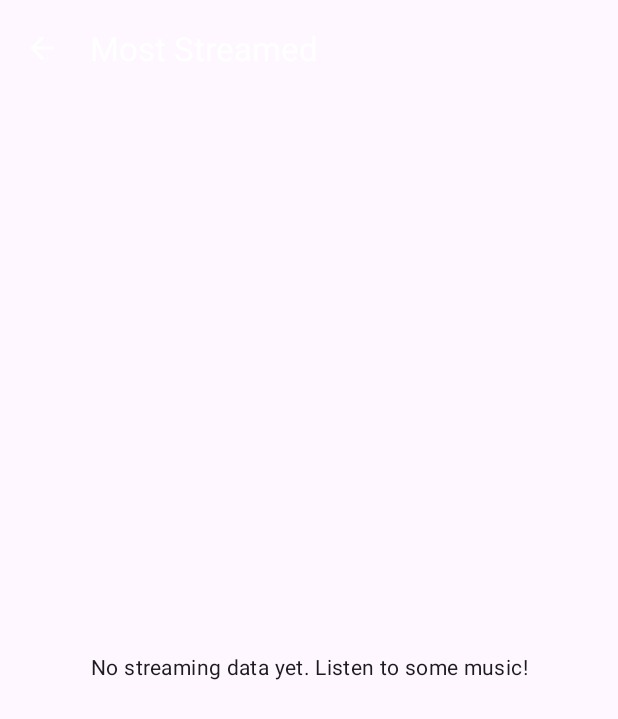
After one commit to loicngr/MyStreamLogs, an Android app: the MostStreamedActivity screen opened directly, with no data from a screen before it, on a phone screen of 412 x 824 dp. The commit adds this screen. Shown: the top 719 px of the screen. Run offline under Robolectric (Android 15) with nearby library versions, the phone set to English and light mode, and no system bars; our stand-ins replace Room's generated code.

Commit message:
✨ feat(most-streamed): add most streamed tracks feature
- introduce `MostStreamedActivity` with new UI layouts and view model
- implement bottom navigation for switching between history and most streamed tabs
- add database query to fetch and display most streamed tracks
- update localization strings and icons for feature integration
- enhance UI with recyclerview for displaying track details and empty state handling

```diff
--- /dev/null
+++ b/app/src/main/java/fr/loicnogier/mystreamlogs/MostStreamedActivity.kt
@@ -0,0 +1,88 @@
+package fr.loicnogier.mystreamlogs
+
+import android.os.Bundle
+import android.view.MenuItem
+import android.widget.TextView
+import androidx.activity.enableEdgeToEdge
+import androidx.activity.viewModels
+import androidx.appcompat.app.AppCompatActivity
+import androidx.core.view.ViewCompat
+import androidx.core.view.WindowInsetsCompat
+import androidx.core.view.isVisible
+import androidx.lifecycle.Lifecycle
+import androidx.lifecycle.lifecycleScope
+import androidx.lifecycle.repeatOnLifecycle
+import androidx.recyclerview.widget.LinearLayoutManager
+import androidx.recyclerview.widget.RecyclerView
+import com.google.android.material.appbar.MaterialToolbar
+import kotlinx.coroutines.launch
+
+class MostStreamedActivity : AppCompatActivity() {
+
+    private lateinit var recyclerView: RecyclerView
+    private lateinit var mostStreamedAdapter: MostStreamedAdapter
+    private lateinit var emptyTextView: TextView
+    private lateinit var toolbar: MaterialToolbar
+
+    // Get the DAO instance (could also be injected)
+    private val database by lazy { AppDatabase.getDatabase(this) }
+    private val trackHistoryDao by lazy { database.trackHistoryDao() }
+
+    // Get the ViewModel instance using the factory
+    private val mostStreamedViewModel: MostStreamedViewModel by viewModels {
+        MostStreamedViewModelFactory(trackHistoryDao)
+    }
+
+    override fun onCreate(savedInstanceState: Bundle?) {
+        super.onCreate(savedInstanceState)
+        enableEdgeToEdge() // Enable edge-to-edge display
+        setContentView(R.layout.activity_most_streamed)
+
+        toolbar = findViewById(R.id.toolbar)
+        recyclerView = findViewById(R.id.mostStreamedRecyclerView)
+        emptyTextView = findViewById(R.id.emptyMostStreamedText)
+
+        // Set up the toolbar
+        setSupportActionBar(toolbar)
+        supportActionBar?.setDisplayHomeAsUpEnabled(true) // Show back button
+
+        // Adjust padding for system bars for edge-to-edge
+        ViewCompat.setOnApplyWindowInsetsListener(findViewById(android.R.id.content)) { view, insets ->
+            val systemBars = insets.getInsets(WindowInsetsCompat.Type.systemBars())
+            view.setPadding(systemBars.left, systemBars.top, systemBars.right, systemBars.bottom)
+            WindowInsetsCompat.CONSUMED
+        }
+
+        setupRecyclerView()
+        observeMostStreamedTracks()
+    }
+
+    // Handle the back button in the toolbar
+    override fun onOptionsItemSelected(item: MenuItem): Boolean {
+        if (item.itemId == android.R.id.home) {
+            finish() // Close this activity and return to the previous one
+            return true
+        }
+        return super.onOptionsItemSelected(item)
+    }
+
+    private fun setupRecyclerView() {
+        mostStreamedAdapter = MostStreamedAdapter()
+        recyclerView.adapter = mostStreamedAdapter
+        recyclerView.layoutManager = LinearLayoutManager(this)
+    }
+
+    // Observe the data from the ViewModel
+    private fun observeMostStreamedTracks() {
+        lifecycleScope.launch {
+            repeatOnLifecycle(Lifecycle.State.STARTED) {
+                mostStreamedViewModel.mostStreamedTracks.collect { tracks ->
+                    mostStreamedAdapter.submitList(tracks)
+                    // Show/hide empty text based on the list content
+                    emptyTextView.isVisible = tracks.isEmpty()
+                    recyclerView.isVisible = tracks.isNotEmpty()
+                }
+            }
+        }
+    }
+}
--- /dev/null
+++ b/app/src/main/java/fr/loicnogier/mystreamlogs/MostStreamedAdapter.kt
@@ -0,0 +1,62 @@
+package fr.loicnogier.mystreamlogs
+
+import android.view.LayoutInflater
+import android.view.View
+import android.view.ViewGroup
+import android.widget.TextView
+import androidx.recyclerview.widget.DiffUtil
+import androidx.recyclerview.widget.ListAdapter
+import androidx.recyclerview.widget.RecyclerView
+
+// Adapter for the RecyclerView displaying most streamed tracks
+class MostStreamedAdapter : ListAdapter<
+        TrackStreamCount,
+        MostStreamedAdapter.MostStreamedViewHolder
+        >(MostStreamedDiffCallback()) {
+
+    override fun onCreateViewHolder(parent: ViewGroup, viewType: Int): MostStreamedViewHolder {
+        // Inflate the layout for each list item
+        val view = LayoutInflater.from(parent.context)
+            .inflate(R.layout.list_item_most_streamed, parent, false)
+        return MostStreamedViewHolder(view)
+    }
+
+    override fun onBindViewHolder(holder: MostStreamedViewHolder, position: Int) {
+        val trackCount = getItem(position)
+        // Bind data to the ViewHolder, passing the position + 1 as rank
+        holder.bind(trackCount, position + 1)
+    }
+
+    // ViewHolder holds the views for each list item
+    class MostStreamedViewHolder(itemView: View) : RecyclerView.ViewHolder(itemView) {
+        private val rankTextView: TextView = itemView.findViewById(R.id.rankTextView)
+        private val titleTextView: TextView = itemView.findViewById(R.id.trackTitleTextView)
+        private val artistTextView: TextView = itemView.findViewById(R.id.artistNameTextView)
+        private val countTextView: TextView = itemView.findViewById(R.id.streamCountTextView)
+
+        // Bind the TrackStreamCount data to the views
+        fun bind(trackCount: TrackStreamCount, rank: Int) {
+            rankTextView.text = rank.toString() // Display rank
+            titleTextView.text = trackCount.trackTitle
+            artistTextView.text = trackCount.artistName
+            // Display the stream count, using plural string resource for better localization
+            countTextView.text = itemView.context.resources.getQuantityString(
+                R.plurals.stream_count_text, trackCount.streamCount, trackCount.streamCount
+            )
+            // TODO: Add click listener similar to HistoryAdapter if needed
+        }
+    }
+
+    // DiffUtil callback to efficiently update the list
+    class MostStreamedDiffCallback : DiffUtil.ItemCallback<TrackStreamCount>() {
+        override fun areItemsTheSame(oldItem: TrackStreamCount, newItem: TrackStreamCount): Boolean {
+            // Items are the same if title and artist match
+            return oldItem.trackTitle == newItem.trackTitle && oldItem.artistName == newItem.artistName
+        }
+
+        override fun areContentsTheSame(oldItem: TrackStreamCount, newItem: TrackStreamCount): Boolean {
+            // Contents are the same if the whole object matches (including count)
+            return oldItem == newItem
+        }
+    }
+}
--- /dev/null
+++ b/app/src/main/java/fr/loicnogier/mystreamlogs/MostStreamedViewModel.kt
@@ -0,0 +1,33 @@
+package fr.loicnogier.mystreamlogs
+
+import androidx.lifecycle.ViewModel
+import androidx.lifecycle.ViewModelProvider
+import androidx.lifecycle.viewModelScope
+import kotlinx.coroutines.flow.SharingStarted
+import kotlinx.coroutines.flow.StateFlow
+import kotlinx.coroutines.flow.stateIn
+
+// ViewModel for the Most Streamed screen
+class MostStreamedViewModel(trackHistoryDao: TrackHistoryDao) : ViewModel() {
+
+    // Expose the flow of most streamed tracks from the DAO
+    val mostStreamedTracks: StateFlow<List<TrackStreamCount>> = trackHistoryDao.getMostStreamedTracks()
+        .stateIn(
+            scope = viewModelScope,
+            // Keep the data available for 5 seconds after the UI stops observing
+            started = SharingStarted.WhileSubscribed(5000),
+            // Initial value is an empty list
+            initialValue = emptyList()
+        )
+}
+
+// Factory to create the MostStreamedViewModel with the DAO dependency
+class MostStreamedViewModelFactory(private val dao: TrackHistoryDao) : ViewModelProvider.Factory {
+    override fun <T : ViewModel> create(modelClass: Class<T>): T {
+        if (modelClass.isAssignableFrom(MostStreamedViewModel::class.java)) {
+            @Suppress("UNCHECKED_CAST")
+            return MostStreamedViewModel(dao) as T
+        }
+        throw IllegalArgumentException("Unknown ViewModel class")
+    }
+}
--- a/app/src/main/java/fr/loicnogier/mystreamlogs/TrackHistoryDao.kt
+++ b/app/src/main/java/fr/loicnogier/mystreamlogs/TrackHistoryDao.kt
@@ -1,10 +1,19 @@
 package fr.loicnogier.mystreamlogs
 
+import androidx.room.ColumnInfo
 import androidx.room.Dao
 import androidx.room.Insert
 import androidx.room.OnConflictStrategy
 import androidx.room.Query
 import kotlinx.coroutines.flow.Flow
+
+data class TrackStreamCount(
+    @ColumnInfo(name = "track_title") val trackTitle: String,
+    @ColumnInfo(name = "artist_name") val artistName: String,
+    @ColumnInfo(name = "stream_count") val streamCount: Int
+    // You could add albumName here too if needed, but it requires grouping by it as well
+    // @ColumnInfo(name = "album_name") val albumName: String?,
+)
 
 @Dao
 interface TrackHistoryDao {
@@ -27,4 +36,13 @@ interface TrackHistoryDao {
     """)
     fun searchHistory(query: String): Flow<List<TrackHistory>>
 
+    // New query to get most streamed tracks
+    // Groups tracks by title and artist, counts them, and orders by count descending
+    @Query("""
+        SELECT track_title, artist_name, COUNT(*) as stream_count
+        FROM track_history
+        GROUP BY track_title, artist_name
+        ORDER BY stream_count DESC
+    """)
+    fun getMostStreamedTracks(): Flow<List<TrackStreamCount>> // Return Flow of the new data class
 }
--- /dev/null
+++ b/app/src/main/res/drawable/ic_history.xml
@@ -0,0 +1,5 @@
+<vector xmlns:android="http://schemas.android.com/apk/res/android" android:height="24dp" android:tint="#000000" android:viewportHeight="24" android:viewportWidth="24" android:width="24dp">
+
+    <path android:fillColor="@android:color/white" android:pathData="M13,3c-4.97,0 -9,4.03 -9,9L1,12l3.89,3.89 0.07,0.14L9,12L6,12c0,-3.87 3.13,-7 7,-7s7,3.13 7,7 -3.13,7 -7,7c-1.93,0 -3.68,-0.79 -4.94,-2.06l-1.42,1.42C8.27,19.99 10.51,21 13,21c4.97,0 9,-4.03 9,-9s-4.03,-9 -9,-9zM12,8v5l4.28,2.54 0.72,-1.21 -3.5,-2.08L13.5,8L12,8z"/>
+
+</vector>
--- /dev/null
+++ b/app/src/main/res/drawable/ic_most_streamed.xml
@@ -0,0 +1,5 @@
+<vector xmlns:android="http://schemas.android.com/apk/res/android" android:height="24dp" android:tint="#000000" android:viewportHeight="960" android:viewportWidth="960" android:width="24dp">
+
+    <path android:fillColor="@android:color/white" android:pathData="M363,650L480,579L597,650L566,517L670,427L533,416L480,290L427,416L290,427L394,517L363,650ZM480,932L346,800L160,800L160,614L28,480L160,346L160,160L346,160L480,28L614,160L800,160L800,346L932,480L800,614L800,800L614,800L480,932ZM480,820L580,720L720,720L720,580L820,480L720,380L720,240L580,240L480,140L380,240L240,240L240,380L140,480L240,580L240,720L380,720L480,820ZM480,480Q480,480 480,480Q480,480 480,480Q480,480 480,480Q480,480 480,480Q480,480 480,480Q480,480 480,480Q480,480 480,480Q480,480 480,480Z"/>
+
+</vector>
--- /dev/null
+++ b/app/src/main/res/layout/activity_most_streamed.xml
@@ -0,0 +1,56 @@
+<?xml version="1.0" encoding="utf-8"?>
+<androidx.coordinatorlayout.widget.CoordinatorLayout xmlns:android="http://schemas.android.com/apk/res/android"
+                                                     xmlns:app="http://schemas.android.com/apk/res-auto"
+                                                     xmlns:tools="http://schemas.android.com/tools"
+                                                     android:layout_width="match_parent"
+                                                     android:layout_height="match_parent"
+                                                     android:fitsSystemWindows="true"
+                                                     tools:context=".MostStreamedActivity">
+
+    <com.google.android.material.appbar.AppBarLayout
+            android:layout_width="match_parent"
+            android:layout_height="wrap_content"
+            android:theme="@style/ThemeOverlay.AppCompat.Dark.ActionBar"
+            android:fitsSystemWindows="true">
+
+        <com.google.android.material.appbar.MaterialToolbar
+                android:id="@+id/toolbar"
+                android:layout_width="match_parent"
+                android:layout_height="?attr/actionBarSize"
+                app:title="@string/most_streamed_title" />
+
+    </com.google.android.material.appbar.AppBarLayout>
+
+    <androidx.constraintlayout.widget.ConstraintLayout
+            android:layout_width="match_parent"
+            android:layout_height="match_parent"
+            app:layout_behavior="@string/appbar_scrolling_view_behavior">
+
+        <androidx.recyclerview.widget.RecyclerView
+                android:id="@+id/mostStreamedRecyclerView"
+                android:layout_width="0dp"
+                android:layout_height="0dp"
+                app:layout_constraintTop_toTopOf="parent"
+                app:layout_constraintBottom_toBottomOf="parent"
+                app:layout_constraintStart_toStartOf="parent"
+                app:layout_constraintEnd_toEndOf="parent"
+                tools:listitem="@layout/list_item_most_streamed"
+                android:clipToPadding="false"
+                android:paddingBottom="8dp"/>
+
+        <!-- Text shown when the list is empty -->
+        <TextView
+                android:id="@+id/emptyMostStreamedText"
+                android:layout_width="wrap_content"
+                android:layout_height="wrap_content"
+                android:text="@string/most_streamed_empty"
+                android:visibility="gone"
+                android:textAppearance="?attr/textAppearanceBodyMedium"
+                app:layout_constraintTop_toTopOf="parent"
+                app:layout_constraintBottom_toBottomOf="parent"
+                app:layout_constraintStart_toStartOf="parent"
+                app:layout_constraintEnd_toEndOf="parent"/>
+
+    </androidx.constraintlayout.widget.ConstraintLayout>
+
+</androidx.coordinatorlayout.widget.CoordinatorLayout>
--- a/app/src/main/res/values/strings.xml
+++ b/app/src/main/res/values/strings.xml
@@ -12,4 +12,15 @@
     <string name="permission_post_notifications_button_grant">Grant</string>
     <string name="permission_post_notifications_button_deny">Deny</string>
     <string name="error_opening_link">Unable to open the link. Is Tidal installed?</string>
+
+    <string name="most_streamed_title">Most Streamed</string>
+    <string name="most_streamed_empty">No streaming data yet. Listen to some music!</string>
+    <string name="bottom_nav_history">History</string>
+    <string name="bottom_nav_most_streamed">Most Streamed</string>
+    <string name="search_hint">Search History…</string>
+
+    <plurals name="stream_count_text">
+        <item quantity="one">%d stream</item>
+        <item quantity="other">%d streams</item>
+    </plurals>
 </resources>
```
Also changed, not shown: app/src/main/AndroidManifest.xml (+11 -2 lines), app/src/main/java/fr/loicnogier/mystreamlogs/MainActivity.kt (+84 -38 lines), app/src/main/res/layout/activity_main.xml (+19 -10 lines), app/src/main/res/layout/list_item_most_streamed.xml (added, +68 -0 lines), app/src/main/res/menu/bottom_nav_menu.xml (added, +12 -0 lines).
